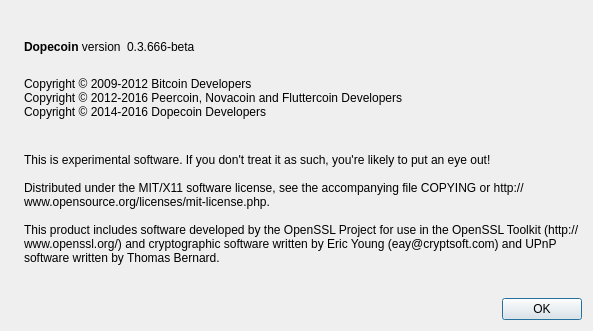
Qt form src/qt/forms/aboutdialog.ui (dopecoin-dev/DopeCoinV3) before a commit.
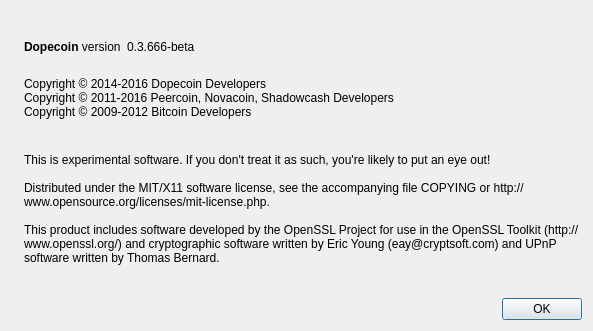
The same form after that commit. Icons and pictures are not drawn.

```diff
--- a/src/qt/forms/aboutdialog.ui
+++ b/src/qt/forms/aboutdialog.ui
@@ -92,9 +92,9 @@
        </property>
        <property name="text">
         <string>
-Copyright © 2009-2012 Bitcoin Developers
-Copyright © 2012-2016 Peercoin, Novacoin and Fluttercoin Developers
 Copyright © 2014-2016 Dopecoin Developers
+Copyright © 2011-2016 Peercoin, Novacoin, Shadowcash Developers
+Copyright © 2009-2012 Bitcoin Developers
 </string>
        </property>
        <property name="textInteractionFlags">
```
